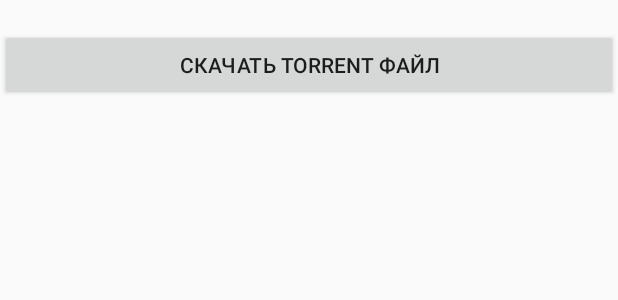
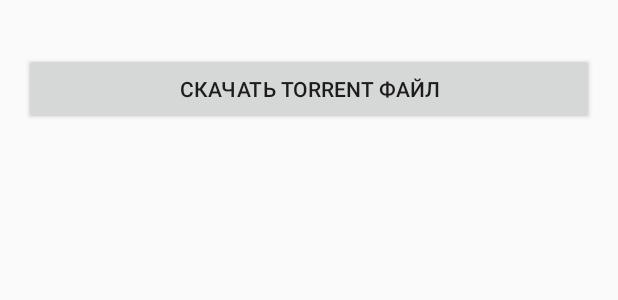
Before and after one commit to Igor-Golitsyn/RUTOR-search, an Android app: the layout entry_activity.xml on its own in the app's theme, with its tools: preview values and no code run, on a phone screen of 412 x 824 dp. Shown: the top 300 px of the screen. Run offline under Robolectric (Android 15) with nearby library versions, the phone set to English and light mode, and no system bars.

Commit message:
entryActivity padding

```diff
--- a/app/src/main/res/layout/entry_activity.xml
+++ b/app/src/main/res/layout/entry_activity.xml
@@ -10,6 +10,7 @@
                   android:layout_height="match_parent"
                   android:fitsSystemWindows="true"
                   android:orientation="vertical"
+                  android:padding="@dimen/padding_small"
                   tools:context=".ui.activities.EntryActivity">
 
         <ImageView
```
Also changed, not shown: app/src/main/res/values/dimens.xml (+7 -0 lines).
